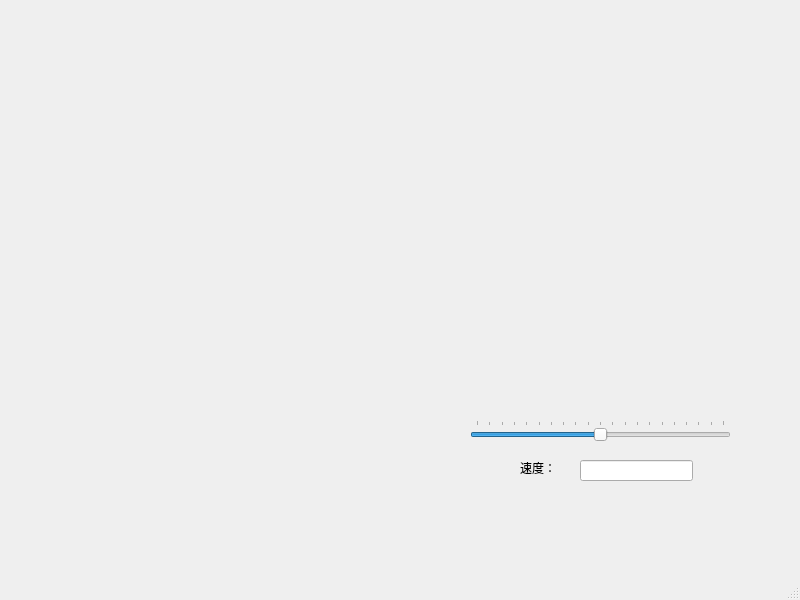
Before: the Qt Designer form python_gui/gui/main_ui.ui in liyunyi1936/foc, drawn with Qt 5.
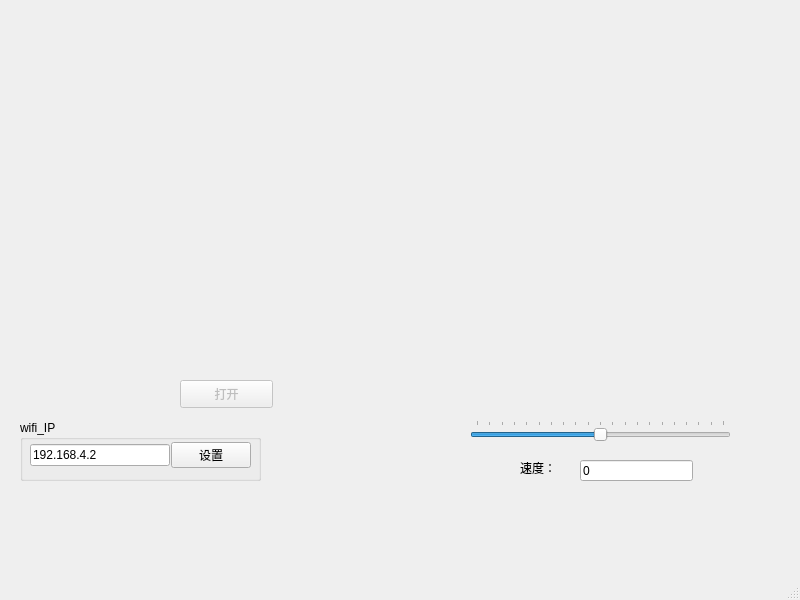
After: the same form once the commit is applied.

What changed in the file:
```diff
--- a/python_gui/gui/main_ui.ui
+++ b/python_gui/gui/main_ui.ui
@@ -48,6 +48,9 @@
       <height>21</height>
      </rect>
     </property>
+    <property name="text">
+     <string>0</string>
+    </property>
    </widget>
    <widget class="QLabel" name="label">
     <property name="geometry">
@@ -73,6 +76,64 @@
     </property>
     <layout class="QGridLayout" name="gridLayout"/>
    </widget>
+   <widget class="QGroupBox" name="groupBox">
+    <property name="geometry">
+     <rect>
+      <x>20</x>
+      <y>420</y>
+      <width>241</width>
+      <height>61</height>
+     </rect>
+    </property>
+    <property name="title">
+     <string>wifi_IP</string>
+    </property>
+    <widget class="QWidget" name="horizontalLayoutWidget">
+     <property name="geometry">
+      <rect>
+       <x>10</x>
+       <y>20</y>
+       <width>221</width>
+       <height>31</height>
+      </rect>
+     </property>
+     <layout class="QHBoxLayout" name="horizontalLayout">
+      <property name="spacing">
+       <number>1</number>
+      </property>
+      <item>
+       <widget class="QLineEdit" name="wifi_IP_lineEdit">
+        <property name="text">
+         <string>192.168.4.2</string>
+        </property>
+       </widget>
+      </item>
+      <item>
+       <widget class="QPushButton" name="wifi_config_pushButton">
+        <property name="text">
+         <string>设置</string>
+        </property>
+       </widget>
+      </item>
+     </layout>
+    </widget>
+   </widget>
+   <widget class="QPushButton" name="wifi_recv_open_pushButton">
+    <property name="enabled">
+     <bool>false</bool>
+    </property>
+    <property name="geometry">
+     <rect>
+      <x>180</x>
+      <y>380</y>
+      <width>93</width>
+      <height>28</height>
+     </rect>
+    </property>
+    <property name="text">
+     <string>打开</string>
+    </property>
+   </widget>
   </widget>
   <widget class="QMenuBar" name="menubar">
    <property name="geometry">
```
